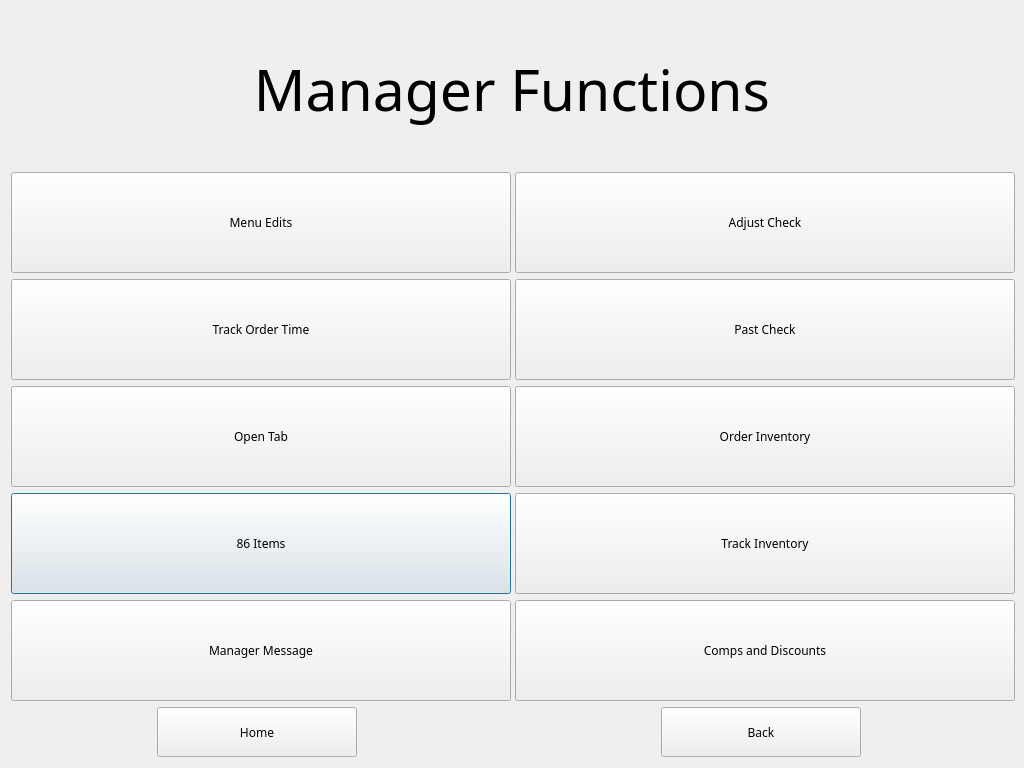
This is managerfunctionstage.ui in kleiser135/Kitchen-Management as Qt 5 draws it before an edit. The edited form follows.
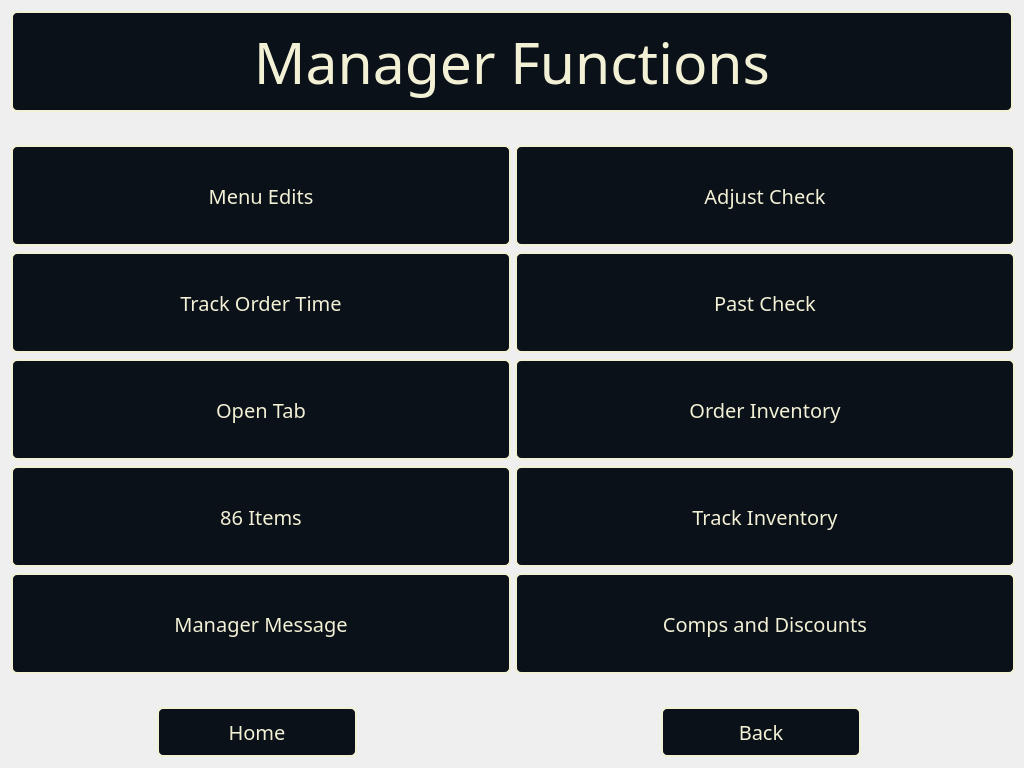
This is the edited form. Icons and pictures are not drawn.

Commit message:
Updated button and menu looks
Made everything look pretty

Patch:
```diff
--- a/managerfunctionstage.ui
+++ b/managerfunctionstage.ui
@@ -19,44 +19,13 @@
   <property name="windowTitle">
    <string>Dialog</string>
   </property>
+  <property name="styleSheet">
+   <string notr="true">QDialog#managerFunctionStage{
+	border-image: url(:/Images/ManagerFunctionsBackground.png) 0 0 0 0  stretch stretch;
+}</string>
+  </property>
   <layout class="QGridLayout" name="gridLayout">
-   <item row="6" column="0">
-    <widget class="QPushButton" name="eightySixItemsButton">
-     <property name="minimumSize">
-      <size>
-       <width>500</width>
-       <height>101</height>
-      </size>
-     </property>
-     <property name="font">
-      <font>
-       <family>Yu Gothic Medium</family>
-      </font>
-     </property>
-     <property name="text">
-      <string>86 Items</string>
-     </property>
-    </widget>
-   </item>
-   <item row="1" column="2">
-    <widget class="QPushButton" name="adjustCheckButton">
-     <property name="minimumSize">
-      <size>
-       <width>500</width>
-       <height>101</height>
-      </size>
-     </property>
-     <property name="font">
-      <font>
-       <family>Yu Gothic Medium</family>
-      </font>
-     </property>
-     <property name="text">
-      <string>Adjust Check</string>
-     </property>
-    </widget>
-   </item>
-   <item row="7" column="2">
+   <item row="8" column="2">
     <widget class="QPushButton" name="compsAndDiscountsButton">
      <property name="minimumSize">
       <size>
@@ -67,15 +36,30 @@
      <property name="font">
       <font>
        <family>Yu Gothic Medium</family>
+       <pointsize>15</pointsize>
       </font>
      </property>
+     <property name="styleSheet">
+      <string notr="true">QPushButton#compsAndDiscountsButton{
+color: #F2F0D5;
+background-color: rgb(11, 17, 25);
+
+border: 2px solid #F2F0D5;
+border-radius: 6px;
+}
+
+QPushButton:hover#compsAndDiscountsButton{
+color: rgb(255, 255, 255);
+background-color:#2a2a2a;
+}</string>
+     </property>
      <property name="text">
       <string>Comps and Discounts</string>
      </property>
     </widget>
    </item>
-   <item row="6" column="2">
-    <widget class="QPushButton" name="trackInventoryButton">
+   <item row="2" column="2">
+    <widget class="QPushButton" name="adjustCheckButton">
      <property name="minimumSize">
       <size>
        <width>500</width>
@@ -85,32 +69,61 @@
      <property name="font">
       <font>
        <family>Yu Gothic Medium</family>
+       <pointsize>15</pointsize>
       </font>
      </property>
+     <property name="styleSheet">
+      <string notr="true">QPushButton#adjustCheckButton{
+color: #F2F0D5;
+background-color: rgb(11, 17, 25);
+
+border: 2px solid #F2F0D5;
+border-radius: 6px;
+}
+
+QPushButton:hover#adjustCheckButton{
+color: rgb(255, 255, 255);
+background-color:#2a2a2a;
+}</string>
+     </property>
      <property name="text">
-      <string>Track Inventory</string>
+      <string>Adjust Check</string>
      </property>
     </widget>
    </item>
-   <item row="9" column="2" alignment="Qt::AlignHCenter">
-    <widget class="QPushButton" name="pushButton">
+   <item row="0" column="0" colspan="4">
+    <widget class="QLabel" name="label">
      <property name="minimumSize">
       <size>
-       <width>200</width>
-       <height>50</height>
+       <width>500</width>
+       <height>101</height>
       </size>
      </property>
      <property name="font">
       <font>
-       <family>Yu Gothic Medium</family>
+       <family>Yu Gothic Light</family>
+       <pointsize>43</pointsize>
       </font>
      </property>
+     <property name="styleSheet">
+      <string notr="true">QLabel#label{
+color: #F2F0D5;
+background-color: rgb(11, 17, 25);
+
+border: 2px solid #F2F0D5;
+border-radius: 6px;
+}
+</string>
+     </property>
      <property name="text">
-      <string>Back</string>
+      <string>Manager Functions</string>
      </property>
+     <property name="alignment">
+      <set>Qt::AlignCenter</set>
+     </property>
     </widget>
    </item>
-   <item row="5" column="2" alignment="Qt::AlignHCenter">
+   <item row="6" column="2" alignment="Qt::AlignHCenter">
     <widget class="QPushButton" name="orderInventory">
      <property name="minimumSize">
       <size>
@@ -121,50 +134,29 @@
      <property name="font">
       <font>
        <family>Yu Gothic Medium</family>
+       <pointsize>15</pointsize>
       </font>
      </property>
+     <property name="styleSheet">
+      <string notr="true">QPushButton#orderInventory{
+color: #F2F0D5;
+background-color: rgb(11, 17, 25);
+
+border: 2px solid #F2F0D5;
+border-radius: 6px;
+}
+
+QPushButton:hover#orderInventory{
+color: rgb(255, 255, 255);
+background-color:#2a2a2a;
+}</string>
+     </property>
      <property name="text">
       <string>Order Inventory</string>
      </property>
     </widget>
    </item>
-   <item row="4" column="2">
-    <widget class="QPushButton" name="pastChecksButton">
-     <property name="minimumSize">
-      <size>
-       <width>500</width>
-       <height>101</height>
-      </size>
-     </property>
-     <property name="font">
-      <font>
-       <family>Yu Gothic Medium</family>
-      </font>
-     </property>
-     <property name="text">
-      <string>Past Check</string>
-     </property>
-    </widget>
-   </item>
    <item row="5" column="0">
-    <widget class="QPushButton" name="openTabButton">
-     <property name="minimumSize">
-      <size>
-       <width>500</width>
-       <height>101</height>
-      </size>
-     </property>
-     <property name="font">
-      <font>
-       <family>Yu Gothic Medium</family>
-      </font>
-     </property>
-     <property name="text">
-      <string>Open Tab</string>
-     </property>
-    </widget>
-   </item>
-   <item row="4" column="0">
     <widget class="QPushButton" name="trackOrderTimeButton">
      <property name="minimumSize">
       <size>
@@ -175,32 +167,128 @@
      <property name="font">
       <font>
        <family>Yu Gothic Medium</family>
+       <pointsize>15</pointsize>
       </font>
      </property>
+     <property name="styleSheet">
+      <string notr="true">QPushButton#trackOrderTimeButton{
+color: #F2F0D5;
+background-color: rgb(11, 17, 25);
+
+border: 2px solid #F2F0D5;
+border-radius: 6px;
+}
+
+QPushButton:hover#trackOrderTimeButton{
+color: rgb(255, 255, 255);
+background-color:#2a2a2a;
+}</string>
+     </property>
      <property name="text">
       <string>Track Order Time</string>
      </property>
     </widget>
    </item>
-   <item row="1" column="0">
-    <widget class="QPushButton" name="menuEditsButton">
-     <property name="minimumSize">
-      <size>
-       <width>500</width>
-       <height>101</height>
-      </size>
-     </property>
-     <property name="font">
-      <font>
-       <family>Yu Gothic Medium</family>
-      </font>
-     </property>
-     <property name="text">
-      <string>Menu Edits</string>
-     </property>
-    </widget>
-   </item>
    <item row="7" column="0">
+    <widget class="QPushButton" name="eightySixItemsButton">
+     <property name="minimumSize">
+      <size>
+       <width>500</width>
+       <height>101</height>
+      </size>
+     </property>
+     <property name="font">
+      <font>
+       <family>Yu Gothic Medium</family>
+       <pointsize>15</pointsize>
+      </font>
+     </property>
+     <property name="styleSheet">
+      <string notr="true">QPushButton#eightySixItemsButton{
+color: #F2F0D5;
+background-color: rgb(11, 17, 25);
+
+border: 2px solid #F2F0D5;
+border-radius: 6px;
+}
+
+QPushButton:hover#eightySixItemsButton{
+color: rgb(255, 255, 255);
+background-color:#2a2a2a;
+}</string>
+     </property>
+     <property name="text">
+      <string>86 Items</string>
+     </property>
+    </widget>
+   </item>
+   <item row="5" column="2">
+    <widget class="QPushButton" name="pastChecksButton">
+     <property name="minimumSize">
+      <size>
+       <width>500</width>
+       <height>101</height>
+      </size>
+     </property>
+     <property name="font">
+      <font>
+       <family>Yu Gothic Medium</family>
+       <pointsize>15</pointsize>
+      </font>
+     </property>
+     <property name="styleSheet">
+      <string notr="true">QPushButton#pastChecksButton{
+color: #F2F0D5;
+background-color: rgb(11, 17, 25);
+
+border: 2px solid #F2F0D5;
+border-radius: 6px;
+}
+
+QPushButton:hover#pastChecksButton{
+color: rgb(255, 255, 255);
+background-color:#2a2a2a;
+}</string>
+     </property>
+     <property name="text">
+      <string>Past Check</string>
+     </property>
+    </widget>
+   </item>
+   <item row="6" column="0">
+    <widget class="QPushButton" name="openTabButton">
+     <property name="minimumSize">
+      <size>
+       <width>500</width>
+       <height>101</height>
+      </size>
+     </property>
+     <property name="font">
+      <font>
+       <family>Yu Gothic Medium</family>
+       <pointsize>15</pointsize>
+      </font>
+     </property>
+     <property name="styleSheet">
+      <string notr="true">QPushButton#openTabButton{
+color: #F2F0D5;
+background-color: rgb(11, 17, 25);
+
+border: 2px solid #F2F0D5;
+border-radius: 6px;
+}
+
+QPushButton:hover#openTabButton{
+color: rgb(255, 255, 255);
+background-color:#2a2a2a;
+}</string>
+     </property>
+     <property name="text">
+      <string>Open Tab</string>
+     </property>
+    </widget>
+   </item>
+   <item row="8" column="0">
     <widget class="QPushButton" name="managerMessage">
      <property name="minimumSize">
       <size>
@@ -211,14 +299,128 @@
      <property name="font">
       <font>
        <family>Yu Gothic Medium</family>
+       <pointsize>15</pointsize>
       </font>
      </property>
+     <property name="styleSheet">
+      <string notr="true">QPushButton#managerMessage{
+color: #F2F0D5;
+background-color: rgb(11, 17, 25);
+
+border: 2px solid #F2F0D5;
+border-radius: 6px;
+}
+
+QPushButton:hover#managerMessage{
+color: rgb(255, 255, 255);
+background-color:#2a2a2a;
+}</string>
+     </property>
      <property name="text">
       <string>Manager Message</string>
      </property>
     </widget>
    </item>
-   <item row="9" column="0" alignment="Qt::AlignHCenter">
+   <item row="10" column="2" alignment="Qt::AlignHCenter">
+    <widget class="QPushButton" name="pushButton">
+     <property name="minimumSize">
+      <size>
+       <width>200</width>
+       <height>50</height>
+      </size>
+     </property>
+     <property name="font">
+      <font>
+       <family>Yu Gothic Medium</family>
+       <pointsize>15</pointsize>
+      </font>
+     </property>
+     <property name="styleSheet">
+      <string notr="true">QPushButton#pushButton{
+color: #F2F0D5;
+background-color: rgb(11, 17, 25);
+
+border: 2px solid #F2F0D5;
+border-radius: 6px;
+}
+
+QPushButton:hover#pushButton{
+color: rgb(255, 255, 255);
+background-color:#2a2a2a;
+}</string>
+     </property>
+     <property name="text">
+      <string>Back</string>
+     </property>
+    </widget>
+   </item>
+   <item row="2" column="0">
+    <widget class="QPushButton" name="menuEditsButton">
+     <property name="minimumSize">
+      <size>
+       <width>500</width>
+       <height>101</height>
+      </size>
+     </property>
+     <property name="font">
+      <font>
+       <family>Yu Gothic Medium</family>
+       <pointsize>15</pointsize>
+      </font>
+     </property>
+     <property name="styleSheet">
+      <string notr="true">QPushButton#menuEditsButton{
+color: #F2F0D5;
+background-color: rgb(11, 17, 25);
+
+border: 2px solid #F2F0D5;
+border-radius: 6px;
+}
+
+QPushButton:hover#menuEditsButton{
+color: rgb(255, 255, 255);
+background-color:#2a2a2a;
+}</string>
+     </property>
+     <property name="text">
+      <string>Menu Edits</string>
+     </property>
+    </widget>
+   </item>
+   <item row="7" column="2">
+    <widget class="QPushButton" name="trackInventoryButton">
+     <property name="minimumSize">
+      <size>
+       <width>500</width>
+       <height>101</height>
+      </size>
+     </property>
+     <property name="font">
+      <font>
+       <family>Yu Gothic Medium</family>
+       <pointsize>15</pointsize>
+      </font>
+     </property>
+     <property name="styleSheet">
+      <string notr="true">QPushButton#trackInventoryButton{
+color: #F2F0D5;
+background-color: rgb(11, 17, 25);
+
+border: 2px solid #F2F0D5;
+border-radius: 6px;
+}
+
+QPushButton:hover#trackInventoryButton{
+color: rgb(255, 255, 255);
+background-color:#2a2a2a;
+}</string>
+     </property>
+     <property name="text">
+      <string>Track Inventory</string>
+     </property>
+    </widget>
+   </item>
+   <item row="10" column="0" alignment="Qt::AlignHCenter">
     <widget class="QPushButton" name="pushButton_2">
      <property name="minimumSize">
       <size>
@@ -229,34 +431,53 @@
      <property name="font">
       <font>
        <family>Yu Gothic Medium</family>
+       <pointsize>15</pointsize>
       </font>
      </property>
+     <property name="styleSheet">
+      <string notr="true">QPushButton#pushButton_2{
+color: #F2F0D5;
+background-color: rgb(11, 17, 25);
+
+border: 2px solid #F2F0D5;
+border-radius: 6px;
+}
+
+QPushButton:hover#pushButton_2{
+color: rgb(255, 255, 255);
+background-color:#2a2a2a;
+}</string>
+     </property>
      <property name="text">
       <string>Home</string>
      </property>
     </widget>
    </item>
-   <item row="0" column="0" colspan="4">
-    <widget class="QLabel" name="label">
-     <property name="minimumSize">
+   <item row="1" column="0">
+    <spacer name="verticalSpacer">
+     <property name="orientation">
+      <enum>Qt::Vertical</enum>
+     </property>
+     <property name="sizeHint" stdset="0">
       <size>
-       <width>500</width>
-       <height>101</height>
+       <width>20</width>
+       <height>40</height>
       </size>
      </property>
-     <property name="font">
-      <font>
-       <family>Yu Gothic Light</family>
-       <pointsize>43</pointsize>
-      </font>
+    </spacer>
+   </item>
+   <item row="9" column="2">
+    <spacer name="verticalSpacer_2">
+     <property name="orientation">
+      <enum>Qt::Vertical</enum>
      </property>
-     <property name="text">
-      <string>Manager Functions</string>
+     <property name="sizeHint" stdset="0">
+      <size>
+       <width>20</width>
+       <height>40</height>
+      </size>
      </property>
-     <property name="alignment">
-      <set>Qt::AlignCenter</set>
-     </property>
-    </widget>
+    </spacer>
    </item>
   </layout>
  </widget>
```
The commit also changes 16 other files.
